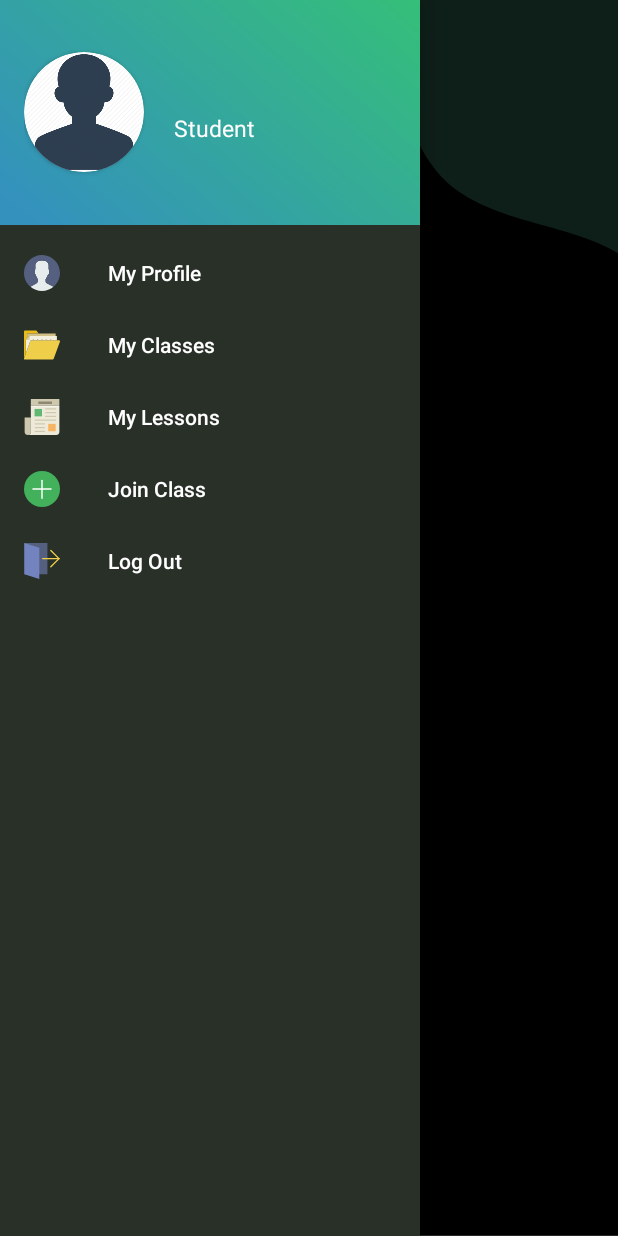
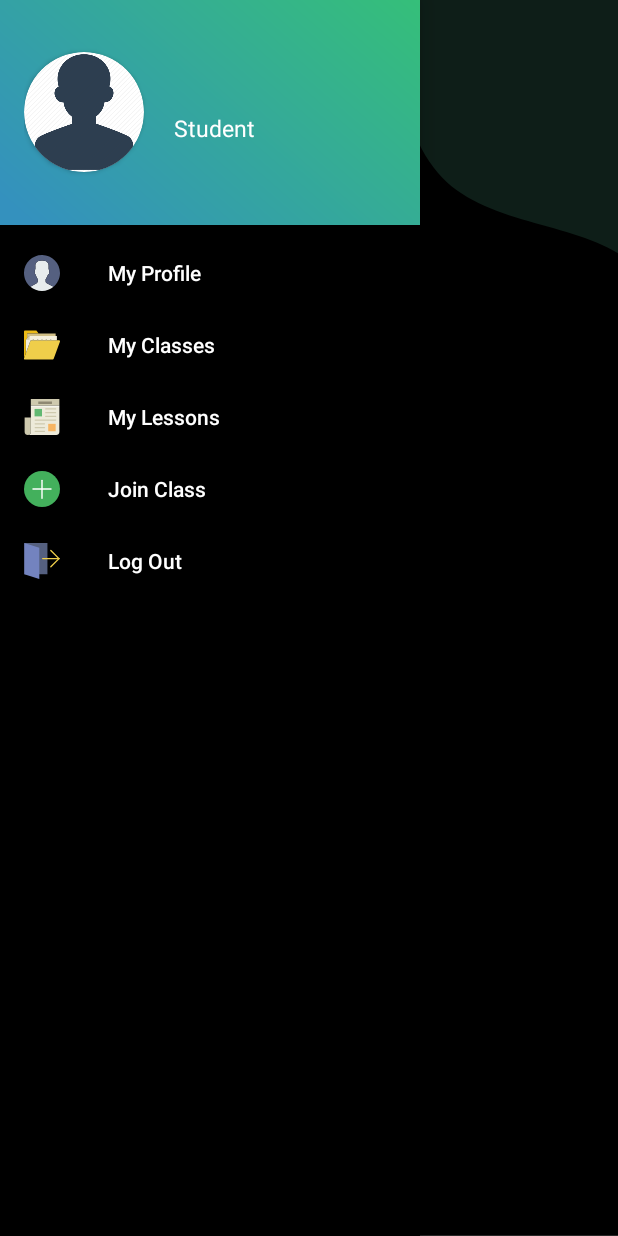
Before and after one commit to salimkaboura8/MyTeacher_app, an Android app: the MyClasses screen opened directly, with no data from a screen before it, with the side drawer open, on a phone screen of 412 x 824 dp. Run offline under Robolectric (Android 15) with nearby library versions, the phone set to English and light mode, and no system bars; our stand-ins replace Firebase (no records; nobody signed in at launch, a user with empty details on screens opened directly); libraries missing offline, so code that uses them is left out: com.arlib.floatingsearchview, com.github.barteksc.pdfviewer; 1 statement that could not run was skipped.

Commit message:
First import 2

```diff
--- a/app/src/main/res/layout/activity_myclasses.xml
+++ b/app/src/main/res/layout/activity_myclasses.xml
@@ -40,7 +40,7 @@
         android:layout_gravity="start"
         app:itemTextColor="@color/white"
         app:headerLayout="@layout/nav_header"
-        android:background="@color/veryDarkGrey"
+        android:background="@color/black"
         app:menu="@menu/drawer_menu">
 
     </com.google.android.material.navigation.NavigationView>
```
